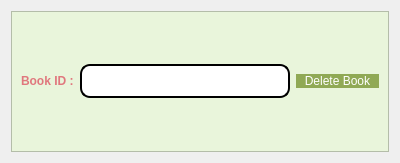
The window that deletebook.ui (salmajaghoua23/Library) describes before a commit, drawn with Qt 5.
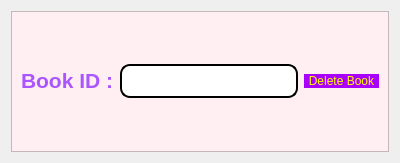
The same window after the commit.

The edit to the form file:
```diff
--- a/deletebook.ui
+++ b/deletebook.ui
@@ -17,7 +17,7 @@
    <item>
     <widget class="QFrame" name="frame">
      <property name="styleSheet">
-      <string notr="true">background-color:#e9f5db</string>
+      <string notr="true">background-color:rgb(255, 239, 242)</string>
      </property>
      <property name="frameShape">
       <enum>QFrame::StyledPanel</enum>
@@ -35,7 +35,7 @@
 color: #e0777d;</string>
           </property>
           <property name="text">
-           <string>&lt;html&gt;&lt;head/&gt;&lt;body&gt;&lt;p&gt;&lt;span style=&quot; font-weight:700;&quot;&gt;Book ID :&lt;/span&gt;&lt;/p&gt;&lt;/body&gt;&lt;/html&gt;</string>
+           <string>&lt;html&gt;&lt;head/&gt;&lt;body&gt;&lt;p&gt;&lt;span style=&quot; font-size:16pt; font-weight:700; color:#aa55ff;&quot;&gt;Book ID :&lt;/span&gt;&lt;/p&gt;&lt;/body&gt;&lt;/html&gt;</string>
           </property>
          </widget>
         </item>
@@ -46,7 +46,7 @@
 	background-color: rgb(255, 255, 255);
 	 border: 2px  solid;
      border-radius: 10px;
-	font: 24px
+	font: 24px;color:rgb(85, 0, 127);
 }</string>
           </property>
          </widget>
@@ -54,33 +54,23 @@
         <item>
          <widget class="QPushButton" name="deleteBookBtn">
           <property name="styleSheet">
-           <string notr="true">QPushButton{
-color: rgb(255, 255, 255);
-font: 14pt &quot;georgia&quot;;
-color: #ffffff;
-border-radius:8px;
-padding : 0 8px;
-background: #90a955;
-border -radius:10px;
+           <string notr="true">QPushButton
+{ 
+	border-radius:15px;
+	font: 16pt &quot;georgia&quot;;
+	background-color:rgb(168, 0, 252);
+	padding : 0 4px;
+	border-radius:20px;
+	color:rgb(255, 255, 0)
 }
+
+
 QPushButton:hover:!pressed
 
 {
 background:#e0777d;
 }
-QToolButton
-{
-
-border-radius:10px;
-bacground:red;
-color:red;
-}
-
-QPushButton:pressed
-{
-              font-size: 19px;
-              transition: 0.9s; 
-}</string>
+</string>
           </property>
           <property name="text">
            <string>Delete Book</string>
```
Left out of the diff: 6 changed lines with no effect on the pictures.
